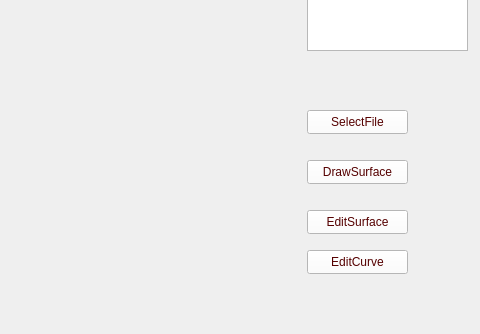
Qt form mainwindow.ui (ankoupxr/XCurve) before a commit; both pictures show x 773 to 1253 and y 229 to 563 of the 1253 by 665 pixel window.
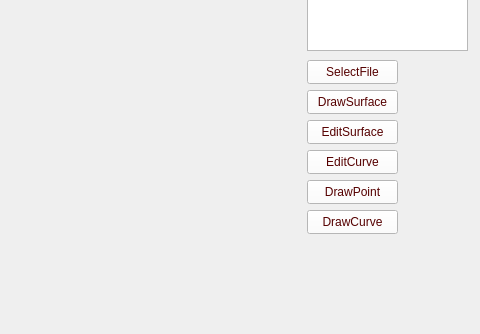
The same form after that commit. Custom widgets are drawn as their Qt base class.

What changed in the file:
```diff
--- a/mainwindow.ui
+++ b/mainwindow.ui
@@ -45,8 +45,8 @@
      <property name="geometry">
       <rect>
        <x>10</x>
-       <y>310</y>
-       <width>101</width>
+       <y>260</y>
+       <width>91</width>
        <height>24</height>
       </rect>
      </property>
@@ -62,8 +62,8 @@
      <property name="geometry">
       <rect>
        <x>10</x>
-       <y>360</y>
-       <width>101</width>
+       <y>290</y>
+       <width>91</width>
        <height>24</height>
       </rect>
      </property>
@@ -79,8 +79,8 @@
      <property name="geometry">
       <rect>
        <x>10</x>
-       <y>410</y>
-       <width>101</width>
+       <y>320</y>
+       <width>91</width>
        <height>24</height>
       </rect>
      </property>
@@ -96,8 +96,8 @@
      <property name="geometry">
       <rect>
        <x>10</x>
-       <y>450</y>
-       <width>101</width>
+       <y>350</y>
+       <width>91</width>
        <height>24</height>
       </rect>
      </property>
@@ -109,6 +109,40 @@
       <string>EditCurve</string>
      </property>
     </widget>
+    <widget class="QPushButton" name="pushButton_5">
+     <property name="geometry">
+      <rect>
+       <x>10</x>
+       <y>380</y>
+       <width>91</width>
+       <height>24</height>
+      </rect>
+     </property>
+     <property name="styleSheet">
+      <string notr="true">color:rgb(85, 0, 0);
+background-color:rgb(255,255,255)</string>
+     </property>
+     <property name="text">
+      <string>DrawPoint</string>
+     </property>
+    </widget>
+    <widget class="QPushButton" name="pushButton_6">
+     <property name="geometry">
+      <rect>
+       <x>10</x>
+       <y>410</y>
+       <width>91</width>
+       <height>24</height>
+      </rect>
+     </property>
+     <property name="styleSheet">
+      <string notr="true">color:rgb(85, 0, 0);
+background-color:rgb(255,255,255)</string>
+     </property>
+     <property name="text">
+      <string>DrawCurve</string>
+     </property>
+    </widget>
    </widget>
    <widget class="renderwindow" name="RM" native="true">
     <property name="geometry">
```
